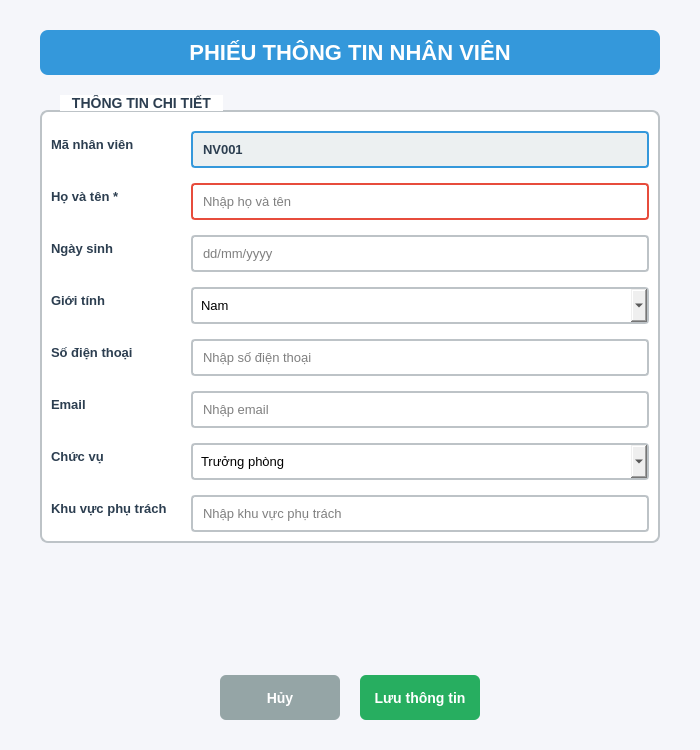
First picture: the form in CSDL_doan/Phieunhanvien.ui, repository chammtnk25411/CSDL_QLCX, before the edit.
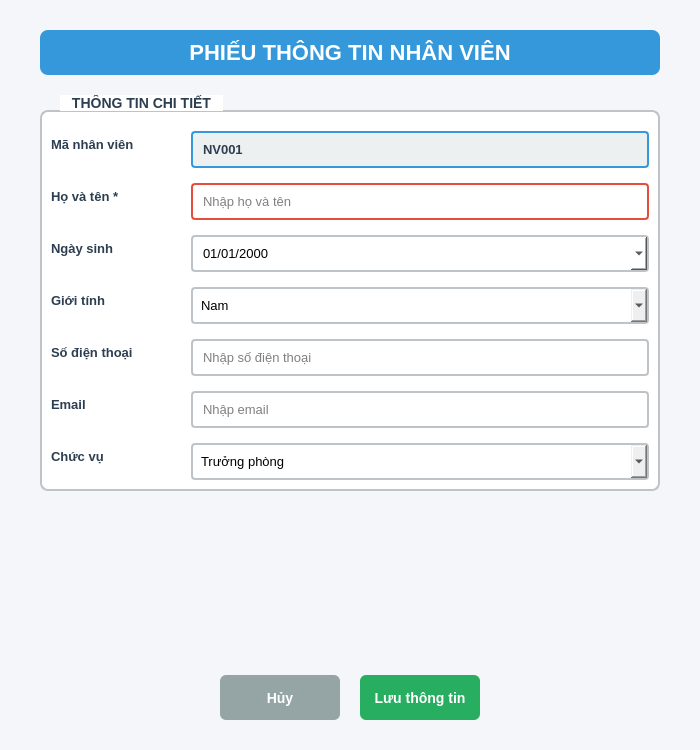
Second picture: the form after the edit.

Patch:
```diff
--- a/CSDL_doan/Phieunhanvien.ui
+++ b/CSDL_doan/Phieunhanvien.ui
@@ -151,17 +151,39 @@
        </widget>
       </item>
       <item row="2" column="1">
-       <widget class="QLineEdit" name="dobInput">
+       <widget class="QDateEdit" name="dobInput">
         <property name="styleSheet">
-         <string>padding: 8px; border: 2px solid #bdc3c7; border-radius: 4px; font-size: 13px;</string>
+         <string>padding: 8px; border: 2px solid #bdc3c7; border-radius: 4px; font-size: 13px; background-color: white;</string>
         </property>
-        <property name="placeholderText">
-         <string>dd/mm/yyyy</string>
+        <property name="maximumDate">
+         <date>
+          <year>9999</year>
+          <month>12</month>
+          <day>31</day>
+         </date>
+        </property>
+        <property name="minimumDate">
+         <date>
+          <year>1752</year>
+          <month>9</month>
+          <day>14</day>
+         </date>
+        </property>
+        <property name="displayFormat">
+         <string>dd/MM/yyyy</string>
+        </property>
+        <property name="calendarPopup">
+         <bool>true</bool>
+        </property>
+        <property name="date">
+         <date>
+          <year>2000</year>
+          <month>1</month>
+          <day>1</day>
+         </date>
         </property>
        </widget>
       </item>
-
-      <!-- Giới tính -->
       <item row="3" column="0">
        <widget class="QLabel" name="genderLabel">
         <property name="styleSheet">
@@ -282,28 +304,6 @@
         </item>
        </widget>
       </item>
-
-      <!-- Khu vực phụ trách -->
-      <item row="7" column="0">
-       <widget class="QLabel" name="areaLabel">
-        <property name="styleSheet">
-         <string>font-size: 13px; color: #2c3e50; min-width: 120px;</string>
-        </property>
-        <property name="text">
-         <string>Khu vực phụ trách</string>
-        </property>
-       </widget>
-      </item>
-      <item row="7" column="1">
-       <widget class="QLineEdit" name="areaInput">
-        <property name="styleSheet">
-         <string>padding: 8px; border: 2px solid #bdc3c7; border-radius: 4px; font-size: 13px;</string>
-        </property>
-        <property name="placeholderText">
-         <string>Nhập khu vực phụ trách</string>
-        </property>
-       </widget>
-      </item>
      </layout>
     </widget>
    </item>
```
Left out of the diff: 12 changed lines with no effect on the pictures.
